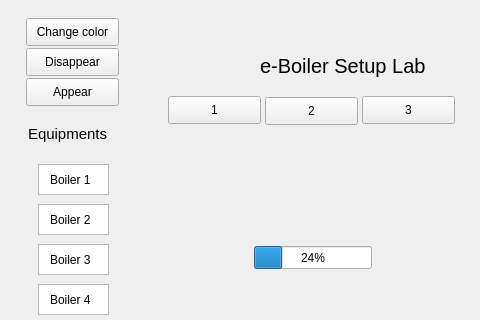
Old version of the form eBoiler.ui in the repository MattiasV/Rocket; both pictures show x 0 to 480 and y 0 to 320 of the 835 by 488 pixel window.
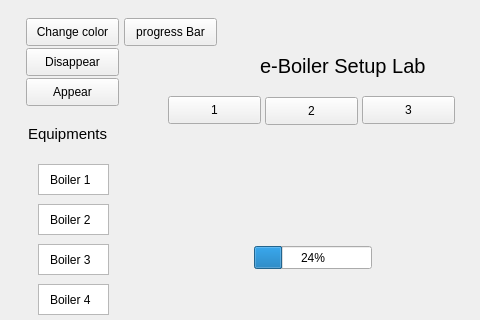
New version of the form.

Diff of the .ui file:
```diff
--- a/eBoiler.ui
+++ b/eBoiler.ui
@@ -357,6 +357,19 @@
     </property>
    </widget>
   </widget>
+  <widget class="QPushButton" name="progressBarButton">
+   <property name="geometry">
+    <rect>
+     <x>124</x>
+     <y>18</y>
+     <width>93</width>
+     <height>28</height>
+    </rect>
+   </property>
+   <property name="text">
+    <string>progress Bar</string>
+   </property>
+  </widget>
   <zorder>Panel_1</zorder>
   <zorder>widget</zorder>
   <zorder>label</zorder>
```
Left out of the diff: 5 changed lines with no effect on the pictures.
